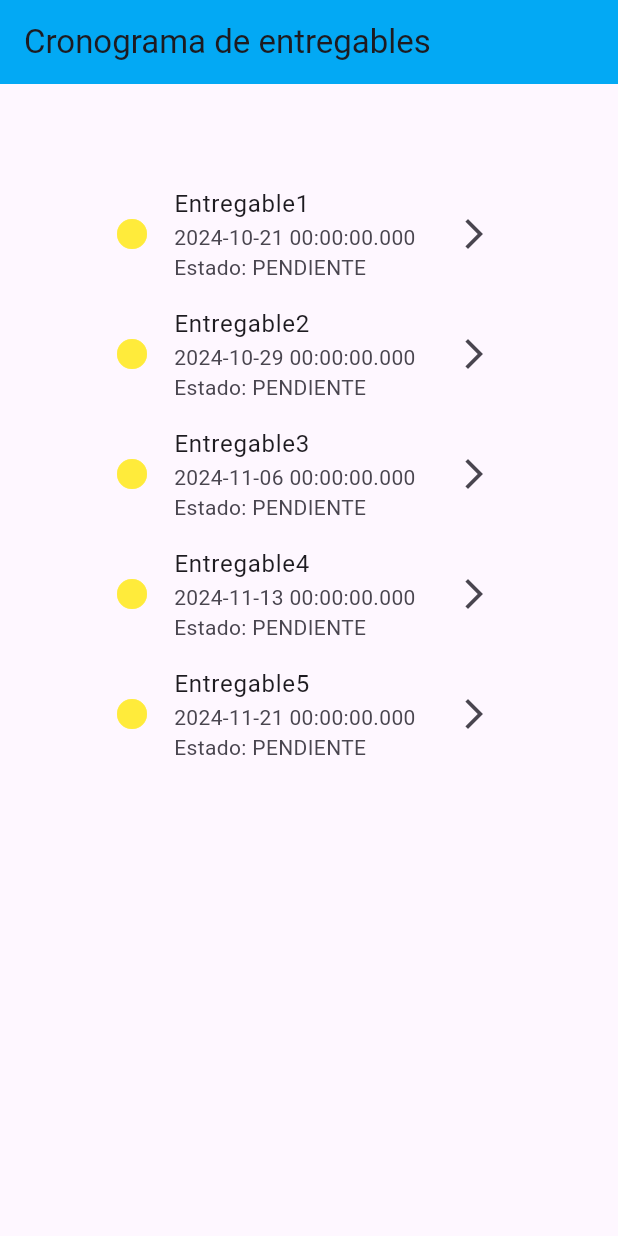
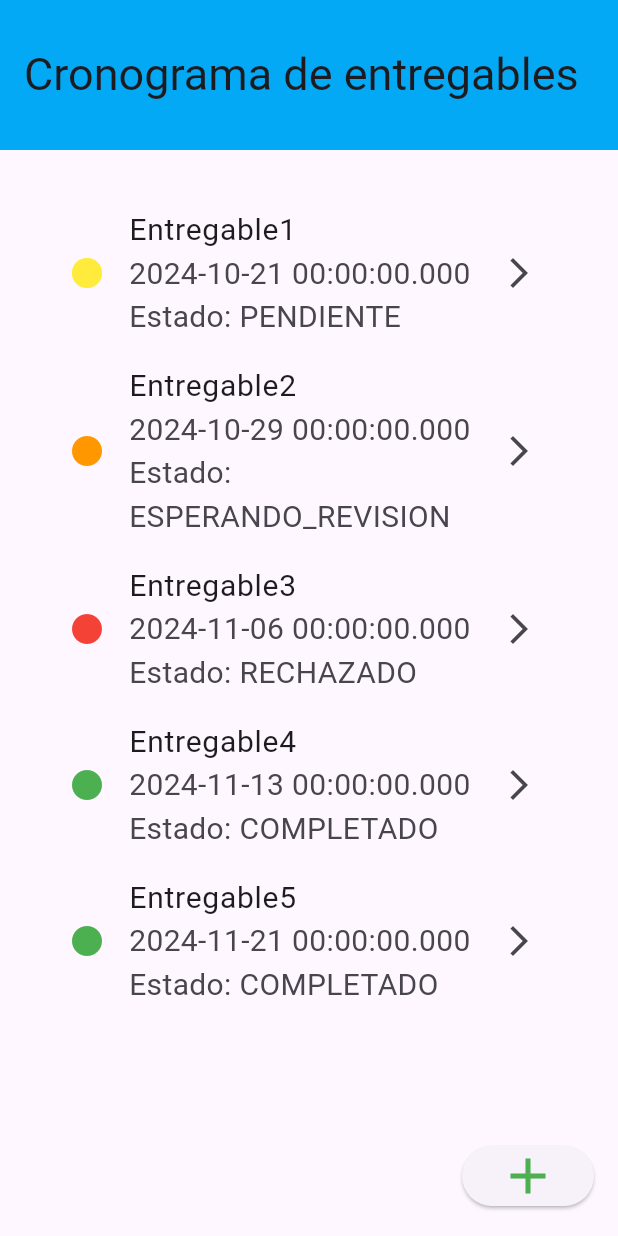
Before and after one commit to WX62-SiteForge-FromZero/fromzero-mobile-app, a Flutter app: the screen it shows after launch, on a phone screen of 412 x 824 dp. Run offline on Flutter 3.47's test engine with Material 3 defaults, Android fonts, the light colour scheme and no system bars.

Commit message:
feat: create deliverables added

```diff
--- a/lib/views/DeliverablesWidget.dart
+++ b/lib/views/DeliverablesWidget.dart
@@ -1,13 +1,22 @@
 import 'package:flutter/material.dart';
 import 'package:fromzero_company_app/models/deliverable_model.dart';
+import 'package:fromzero_company_app/views/CreateDeliverableWidget.dart';
 import 'package:fromzero_company_app/views/DeliverableDetails.dart';
 
-List<Deliverable> deliverablesList=[
-  Deliverable(id: 1,name: "Entregable1",description: "Descripcion1",date: DateTime(2024,10,21),projectId: 1),
-  Deliverable(id: 2,name: "Entregable2",description: "Descripcion2",date: DateTime(2024,10,29),projectId: 1),
-  Deliverable(id: 3,name: "Entregable3",description: "Descripcion3",date: DateTime(2024,11,6),projectId: 1),
-  Deliverable(id: 4,name: "Entregable4",description: "Descripcion4",date: DateTime(2024,11,13),projectId: 1),
-  Deliverable(id: 5,name: "Entregable5",description: "Descripcion5",date: DateTime(2024,11,21),projectId: 1),
+List<Deliverable> deliverablesList = [
+  Deliverable(id: 1, name: "Entregable1", description: "Descripcion1", date: DateTime(2024, 10, 21), state: DeliverableState.PENDIENTE, projectId: 1),
+  Deliverable(
+      id: 2,
+      name: "Entregable2",
+      description: "Descripcion2",
+      date: DateTime(2024, 10, 29),
+      state: DeliverableState.ESPERANDO_REVISION,
+      projectId: 1),
+  Deliverable(id: 3, name: "Entregable3", description: "Descripcion3", date: DateTime(2024, 11, 6), state: DeliverableState.RECHAZADO, projectId: 1),
+  Deliverable(
+      id: 4, name: "Entregable4", description: "Descripcion4", date: DateTime(2024, 11, 13), state: DeliverableState.COMPLETADO, projectId: 1),
+  Deliverable(
+      id: 5, name: "Entregable5", description: "Descripcion5", date: DateTime(2024, 11, 21), state: DeliverableState.COMPLETADO, projectId: 1),
 ];
 
 class DeliverablesSchedule extends StatefulWidget {
@@ -18,98 +27,140 @@ class DeliverablesSchedule extends StatefulWidget {
 }
 
 class _DeliverablesScheduleState extends State<DeliverablesSchedule> {
-  bool showDeliverable=false;
-  Deliverable deliverable=Deliverable();
+  //bool showDeliverable = false;
+  int currentSection = 1;
+  Deliverable deliverable = Deliverable();
+
+  Widget currentWidget() {
+    if (currentSection == 2) {
+      return DeliverableDetailsWidget(
+        deliverable: deliverable,
+        goBackToDeliverables: () {
+          setState(() {
+            deliverable = Deliverable();
+            //showDeliverable=false;
+            currentSection = 1;
+          });
+        },
+      );
+    } else if (currentSection == 1) {
+      return ListDeliverablesWidget(
+        onUpdatedDeliverable: (Deliverable newValue) {
+          setState(() {
+            deliverable = newValue;
+            //showDeliverable=true;
+            currentSection = 2;
+          });
+        },
+      );
+    } else if (currentSection == 3) {
+      return CreateDeliverableWidget();
+    } else {
+      return Container();
+    }
+  }
 
   @override
   Widget build(BuildContext context) {
     return Scaffold(
         appBar: AppBar(
-        title: Text("Cronograma de entregables"),
+          title: Text(
+            "Cronograma de entregables",
+            style: TextStyle(fontSize: 30),
+          ),
           backgroundColor: Colors.lightBlue,
-
-        bottom: showDeliverable?PreferredSize(
+          toolbarHeight: 100,
+          bottom: currentSection == 2 || currentSection == 3
+              ? PreferredSize(
                   preferredSize: Size.fromHeight(50),
                   child: Align(
                     alignment: Alignment.centerLeft,
                     child: Padding(
-                  padding: EdgeInsets.only(left: 16,bottom: 8),
+                      padding: EdgeInsets.only(left: 16, bottom: 8),
                       child: Row(
                         children: [
                           IconButton(
                             icon: Icon(Icons.arrow_back),
-                          onPressed: (){
+                            onPressed: () {
                               setState(() {
-                              deliverable=Deliverable();
-                              showDeliverable=false;
+                                deliverable = Deliverable();
+                                currentSection = 1;
                               });
                             },
                           ),
-                      Text("Volver")
+                          Text(
+                            "Volver",
+                            style: TextStyle(fontSize: 20),
+                          )
                         ],
                       ),
                     ),
-            )
-        ):null,
+                  ))
+              : null,
         ),
-      body: showDeliverable?
-          DeliverableDetailsWidget(
-            deliverable: deliverable,
-            goBackToDeliverables: (){
+        body: currentWidget(),
+        floatingActionButton: currentSection == 1
+            ? ElevatedButton(
+                child: Icon(Icons.add, size: 40, color: Colors.green),
+                onPressed: () {
                   setState(() {
-              deliverable=Deliverable();
-              showDeliverable=false;
-              });
-            },
-          ):
-          ListDeliverablesWidget(
-            onUpdatedDeliverable:(Deliverable newValue){
-              setState(() {
-              deliverable=newValue;
-              showDeliverable=true;
+                    currentSection = 3;
                   });
                 },
               )
-    );
+            : null);
   }
 }
 
 class ListDeliverablesWidget extends StatefulWidget {
   final Function(Deliverable) onUpdatedDeliverable;
-  const ListDeliverablesWidget(
-      {
-        super.key,
-        required this.onUpdatedDeliverable
-      });
+
+  const ListDeliverablesWidget({super.key, required this.onUpdatedDeliverable});
 
   @override
   State<ListDeliverablesWidget> createState() => _ListDeliverablesWidgetState();
 }
 
 class _ListDeliverablesWidgetState extends State<ListDeliverablesWidget> {
+  Color deliverableState(Deliverable value) {
+    if (value.state.name == DeliverableState.PENDIENTE.name) {
+      return Colors.yellow;
+    } else if (value.state.name == DeliverableState.ESPERANDO_REVISION.name) {
+      return Colors.orange;
+    } else if (value.state.name == DeliverableState.RECHAZADO.name) {
+      return Colors.red;
+    } else if (value.state.name == DeliverableState.COMPLETADO.name) {
+      return Colors.green;
+    } else {
+      return Colors.grey;
+    }
+  }
+
   @override
   Widget build(BuildContext context) {
     return Container(
-      padding: EdgeInsets.all(60),
+        padding: EdgeInsets.all(30),
         child: ListView(
-        children: deliverablesList.map<Widget>((Deliverable value){
+          children: deliverablesList.map<Widget>((Deliverable value) {
             return ListTile(
-            leading: Icon(Icons.circle,color: Colors.yellow,),
-            title: Text(value.name),
+              leading: Icon(
+                Icons.circle,
+                color: deliverableState(value),
+              ),
+              title: Text(value.name, style: TextStyle(fontSize: 20)),
               subtitle: Column(
                 crossAxisAlignment: CrossAxisAlignment.start,
                 children: [
-                Text(value.date.toString()),
-                Text("Estado: "+value.state.name)
+                  Text(value.date.toString(), style: TextStyle(fontSize: 20)),
+                  Text("Estado: " + value.state.name, style: TextStyle(fontSize: 20))
                 ],
               ),
               trailing: Icon(Icons.arrow_forward_ios_outlined),
-            onTap: (){
+              onTap: () {
                 widget.onUpdatedDeliverable(value);
               },
             );
           }).toList(),
-      )
-    );
+        ));
   }
 }
```
Also changed, not shown: lib/views/CreateDeliverableWidget.dart (+27 -12 lines), lib/views/DeliverableDetails.dart (+19 -30 lines). Lines whose indentation alone changed are shown as unchanged.
